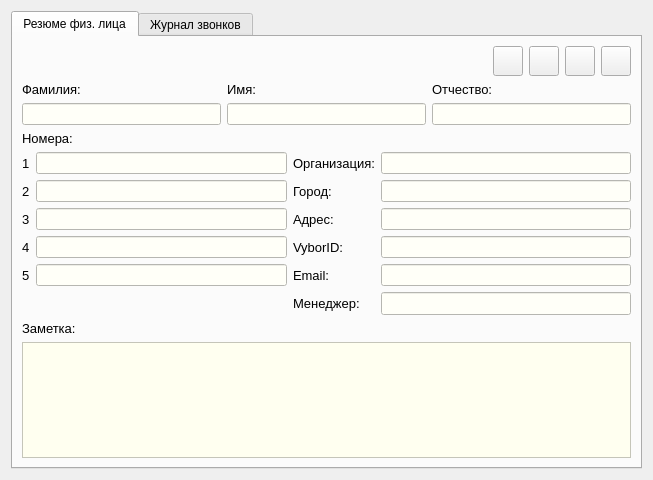
Above: src/ViewContactDialog.ui from okostynchuk/Outcall before the change. Below: the same form after it.
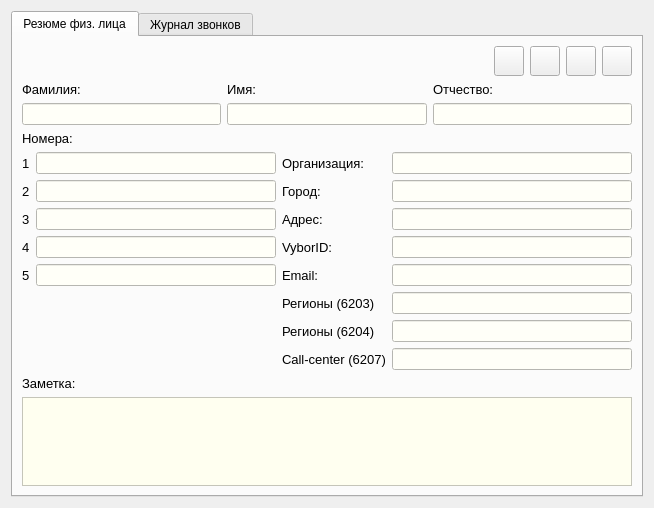
That is the form after the change. Icons and pictures are not drawn.

Commit message: add employees to contact and change indexes of tabWidget to names

```diff
--- a/src/ViewContactDialog.ui
+++ b/src/ViewContactDialog.ui
@@ -6,8 +6,8 @@
    <rect>
     <x>0</x>
     <y>0</y>
-    <width>653</width>
-    <height>480</height>
+    <width>654</width>
+    <height>508</height>
    </rect>
   </property>
   <property name="minimumSize">
@@ -327,6 +327,66 @@
        </item>
        <item row="1" column="0">
         <layout class="QGridLayout" name="gridLayout_6">
+         <item row="8" column="4">
+          <widget class="QLineEdit" name="group_6207">
+           <property name="styleSheet">
+            <string notr="true">*{
+background-color: #fffff8;
+}</string>
+           </property>
+           <property name="readOnly">
+            <bool>true</bool>
+           </property>
+          </widget>
+         </item>
+         <item row="7" column="4">
+          <widget class="QLineEdit" name="group_6204">
+           <property name="styleSheet">
+            <string notr="true">*{
+background-color: #fffff8;
+}</string>
+           </property>
+           <property name="readOnly">
+            <bool>true</bool>
+           </property>
+          </widget>
+         </item>
+         <item row="6" column="3">
+          <widget class="QLabel" name="label_16">
+           <property name="font">
+            <font>
+             <pointsize>10</pointsize>
+            </font>
+           </property>
+           <property name="text">
+            <string>Регионы (6203)</string>
+           </property>
+          </widget>
+         </item>
+         <item row="7" column="3">
+          <widget class="QLabel" name="label_20">
+           <property name="font">
+            <font>
+             <pointsize>10</pointsize>
+            </font>
+           </property>
+           <property name="text">
+            <string>Регионы (6204)</string>
+           </property>
+          </widget>
+         </item>
+         <item row="8" column="3">
+          <widget class="QLabel" name="label_21">
+           <property name="font">
+            <font>
+             <pointsize>10</pointsize>
+            </font>
+           </property>
+           <property name="text">
+            <string>Call-center (6207)</string>
+           </property>
+          </widget>
+         </item>
          <item row="3" column="1">
           <widget class="QLineEdit" name="thirdNumber">
            <property name="styleSheet">
@@ -435,23 +495,6 @@
            </property>
           </widget>
          </item>
-         <item row="6" column="4">
-          <widget class="QLineEdit" name="employee">
-           <property name="font">
-            <font>
-             <pointsize>10</pointsize>
-            </font>
-           </property>
-           <property name="styleSheet">
-            <string notr="true">*{
-background-color: #fffff8;
-}</string>
-           </property>
-           <property name="readOnly">
-            <bool>true</bool>
-           </property>
-          </widget>
-         </item>
          <item row="5" column="4">
           <widget class="QLineEdit" name="email">
            <property name="styleSheet">
@@ -596,15 +639,15 @@
            </property>
           </widget>
          </item>
-         <item row="6" column="3">
-          <widget class="QLabel" name="label_15">
-           <property name="font">
-            <font>
-             <pointsize>10</pointsize>
-            </font>
+         <item row="6" column="4">
+          <widget class="QLineEdit" name="group_6203">
+           <property name="styleSheet">
+            <string notr="true">*{
+background-color: #fffff8;
+}</string>
            </property>
-           <property name="text">
-            <string>Менеджер:</string>
+           <property name="readOnly">
+            <bool>true</bool>
            </property>
           </widget>
          </item>
```
Left out of the diff: 77 changed lines with no effect on the pictures. The commit also changes 23 other files.
